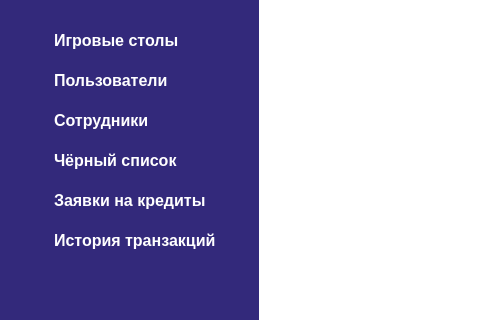
Qt form Gui/window_player.ui (MyEdit/Casino_Client) before a commit; both pictures show x 0 to 480 and y 86 to 406 of the 1064 by 712 pixel window.
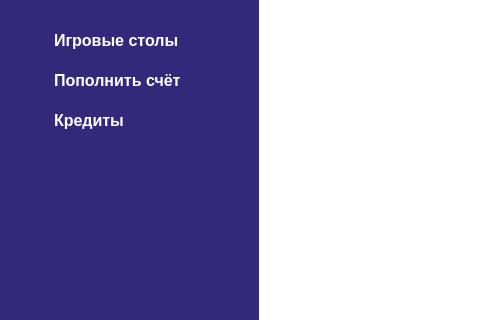
The same form after that commit. Icons and pictures are not drawn.

```diff
--- a/Gui/window_player.ui
+++ b/Gui/window_player.ui
@@ -116,6 +116,125 @@
       <property name="horizontalSpacing">
        <number>0</number>
       </property>
+      <item row="0" column="2">
+       <widget class="QLabel" name="label">
+        <property name="enabled">
+         <bool>true</bool>
+        </property>
+        <property name="text">
+         <string/>
+        </property>
+        <property name="pixmap">
+         <pixmap resource="../Resources.qrc">:/photos/resources/recess.png</pixmap>
+        </property>
+        <property name="scaledContents">
+         <bool>true</bool>
+        </property>
+       </widget>
+      </item>
+      <item row="1" column="1">
+       <widget class="QPushButton" name="replenish">
+        <property name="minimumSize">
+         <size>
+          <width>0</width>
+          <height>40</height>
+         </size>
+        </property>
+        <property name="font">
+         <font>
+          <family>Segoe UI</family>
+          <pointsize>12</pointsize>
+          <weight>75</weight>
+          <bold>true</bold>
+         </font>
+        </property>
+        <property name="styleSheet">
+         <string notr="true">QPushButton {
+	background: transparent;
+    border: none;
+	color: rgb(255, 255, 255);
+	padding: 5px;
+	text-align: left;
+}</string>
+        </property>
+        <property name="text">
+         <string>Пополнить счёт</string>
+        </property>
+       </widget>
+      </item>
+      <item row="2" column="2">
+       <widget class="QLabel" name="label_3">
+        <property name="text">
+         <string/>
+        </property>
+        <property name="pixmap">
+         <pixmap resource="../Resources.qrc">:/photos/resources/recess.png</pixmap>
+        </property>
+        <property name="scaledContents">
+         <bool>true</bool>
+        </property>
+       </widget>
+      </item>
+      <item row="2" column="1">
+       <widget class="QPushButton" name="credits">
+        <property name="minimumSize">
+         <size>
+          <width>0</width>
+          <height>40</height>
+         </size>
+        </property>
+        <property name="font">
+         <font>
+          <family>Segoe UI</family>
+          <pointsize>12</pointsize>
+          <weight>75</weight>
+          <bold>true</bold>
+         </font>
+        </property>
+        <property name="styleSheet">
+         <string notr="true">QPushButton {
+	background: transparent;
+    border: none;
+	color: rgb(255, 255, 255);
+	padding: 5px;
+	text-align: left;
+}</string>
+        </property>
+        <property name="text">
+         <string>Кредиты</string>
+        </property>
+       </widget>
+      </item>
+      <item row="0" column="1">
+       <widget class="QPushButton" name="activeTables">
+        <property name="minimumSize">
+         <size>
+          <width>0</width>
+          <height>40</height>
+         </size>
+        </property>
+        <property name="font">
+         <font>
+          <family>Segoe UI</family>
+          <pointsize>12</pointsize>
+          <weight>75</weight>
+          <bold>true</bold>
+         </font>
+        </property>
+        <property name="styleSheet">
+         <string notr="true">QPushButton {
+	background: transparent;
+    border: none;
+	color: rgb(255, 255, 255);
+	padding: 5px;
+	text-align: left;
+}</string>
+        </property>
+        <property name="text">
+         <string>Игровые столы</string>
+        </property>
+       </widget>
+      </item>
       <item row="0" column="0">
        <spacer name="horizontalSpacer_5">
         <property name="orientation">
@@ -132,253 +251,8 @@
         </property>
        </spacer>
       </item>
-      <item row="4" column="2">
-       <widget class="QLabel" name="label_25">
-        <property name="pixmap">
-         <pixmap resource="../Resources.qrc">:/photos/resources/recess.png</pixmap>
-        </property>
-        <property name="scaledContents">
-         <bool>true</bool>
-        </property>
-       </widget>
-      </item>
-      <item row="3" column="1">
-       <widget class="QPushButton" name="banList_5">
-        <property name="minimumSize">
-         <size>
-          <width>0</width>
-          <height>40</height>
-         </size>
-        </property>
-        <property name="font">
-         <font>
-          <family>Segoe UI</family>
-          <pointsize>12</pointsize>
-          <weight>75</weight>
-          <bold>true</bold>
-         </font>
-        </property>
-        <property name="styleSheet">
-         <string notr="true">QPushButton {
-	background: transparent;
-    border: none;
-	color: rgb(255, 255, 255);
-	padding: 5px;
-	text-align: left;
-}</string>
-        </property>
-        <property name="text">
-         <string>Чёрный список</string>
-        </property>
-       </widget>
-      </item>
-      <item row="2" column="2">
-       <widget class="QLabel" name="label_26">
-        <property name="text">
-         <string/>
-        </property>
-        <property name="pixmap">
-         <pixmap resource="../Resources.qrc">:/photos/resources/recess.png</pixmap>
-        </property>
-        <property name="scaledContents">
-         <bool>true</bool>
-        </property>
-       </widget>
-      </item>
-      <item row="2" column="1">
-       <widget class="QPushButton" name="stuffUsers_5">
-        <property name="minimumSize">
-         <size>
-          <width>0</width>
-          <height>40</height>
-         </size>
-        </property>
-        <property name="font">
-         <font>
-          <family>Segoe UI</family>
-          <pointsize>12</pointsize>
-          <weight>75</weight>
-          <bold>true</bold>
-         </font>
-        </property>
-        <property name="styleSheet">
-         <string notr="true">QPushButton {
-	background: transparent;
-    border: none;
-	color: rgb(255, 255, 255);
-	padding: 5px;
-	text-align: left;
-}</string>
-        </property>
-        <property name="text">
-         <string>Сотрудники</string>
-        </property>
-       </widget>
-      </item>
-      <item row="4" column="1">
-       <widget class="QPushButton" name="credits_5">
-        <property name="minimumSize">
-         <size>
-          <width>0</width>
-          <height>40</height>
-         </size>
-        </property>
-        <property name="font">
-         <font>
-          <family>Segoe UI</family>
-          <pointsize>12</pointsize>
-          <weight>75</weight>
-          <bold>true</bold>
-         </font>
-        </property>
-        <property name="styleSheet">
-         <string notr="true">QPushButton {
-	background: transparent;
-    border: none;
-	color: rgb(255, 255, 255);
-	padding: 5px;
-	text-align: left;
-}</string>
-        </property>
-        <property name="text">
-         <string>Заявки на кредиты</string>
-        </property>
-       </widget>
-      </item>
-      <item row="3" column="2">
-       <widget class="QLabel" name="label_27">
-        <property name="text">
-         <string/>
-        </property>
-        <property name="pixmap">
-         <pixmap resource="../Resources.qrc">:/photos/resources/recess.png</pixmap>
-        </property>
-        <property name="scaledContents">
-         <bool>true</bool>
-        </property>
-       </widget>
-      </item>
       <item row="1" column="2">
-       <widget class="QLabel" name="label_28">
-        <property name="text">
-         <string/>
-        </property>
-        <property name="pixmap">
-         <pixmap resource="../Resources.qrc">:/photos/resources/recess.png</pixmap>
-        </property>
-        <property name="scaledContents">
-         <bool>true</bool>
-        </property>
-       </widget>
-      </item>
-      <item row="1" column="1">
-       <widget class="QPushButton" name="users_5">
-        <property name="minimumSize">
-         <size>
-          <width>0</width>
-          <height>40</height>
-         </size>
-        </property>
-        <property name="font">
-         <font>
-          <family>Segoe UI</family>
-          <pointsize>12</pointsize>
-          <weight>75</weight>
-          <bold>true</bold>
-         </font>
-        </property>
-        <property name="styleSheet">
-         <string notr="true">QPushButton {
-	background: transparent;
-    border: none;
-	color: rgb(255, 255, 255);
-	padding: 5px;
-	text-align: left;
-}</string>
-        </property>
-        <property name="text">
-         <string>Пользователи</string>
-        </property>
-       </widget>
-      </item>
-      <item row="0" column="2">
-       <widget class="QLabel" name="label_29">
-        <property name="enabled">
-         <bool>true</bool>
-        </property>
-        <property name="text">
-         <string/>
-        </property>
-        <property name="pixmap">
-         <pixmap resource="../Resources.qrc">:/photos/resources/recess.png</pixmap>
-        </property>
-        <property name="scaledContents">
-         <bool>true</bool>
-        </property>
-       </widget>
-      </item>
-      <item row="0" column="1">
-       <widget class="QPushButton" name="activeTables_5">
-        <property name="minimumSize">
-         <size>
-          <width>0</width>
-          <height>40</height>
-         </size>
-        </property>
-        <property name="font">
-         <font>
-          <family>Segoe UI</family>
-          <pointsize>12</pointsize>
-          <weight>75</weight>
-          <bold>true</bold>
-         </font>
-        </property>
-        <property name="styleSheet">
-         <string notr="true">QPushButton {
-	background: transparent;
-    border: none;
-	color: rgb(255, 255, 255);
-	padding: 5px;
-	text-align: left;
-}</string>
-        </property>
-        <property name="text">
-         <string>Игровые столы</string>
-        </property>
-       </widget>
-      </item>
-      <item row="5" column="1">
-       <widget class="QPushButton" name="payments_5">
-        <property name="minimumSize">
-         <size>
-          <width>0</width>
-          <height>40</height>
-         </size>
-        </property>
-        <property name="font">
-         <font>
-          <family>Segoe UI</family>
-          <pointsize>12</pointsize>
-          <weight>75</weight>
-          <bold>true</bold>
-         </font>
-        </property>
-        <property name="styleSheet">
-         <string notr="true">QPushButton {
-	background: transparent;
-    border: none;
-	color: rgb(255, 255, 255);
-	padding: 5px;
-	text-align: left;
-}</string>
-        </property>
-        <property name="text">
-         <string>История транзакций</string>
-        </property>
-       </widget>
-      </item>
-      <item row="5" column="2">
-       <widget class="QLabel" name="label_30">
+       <widget class="QLabel" name="label_2">
         <property name="text">
          <string/>
         </property>
```
Left out of the diff: 8 changed lines with no effect on the pictures.
